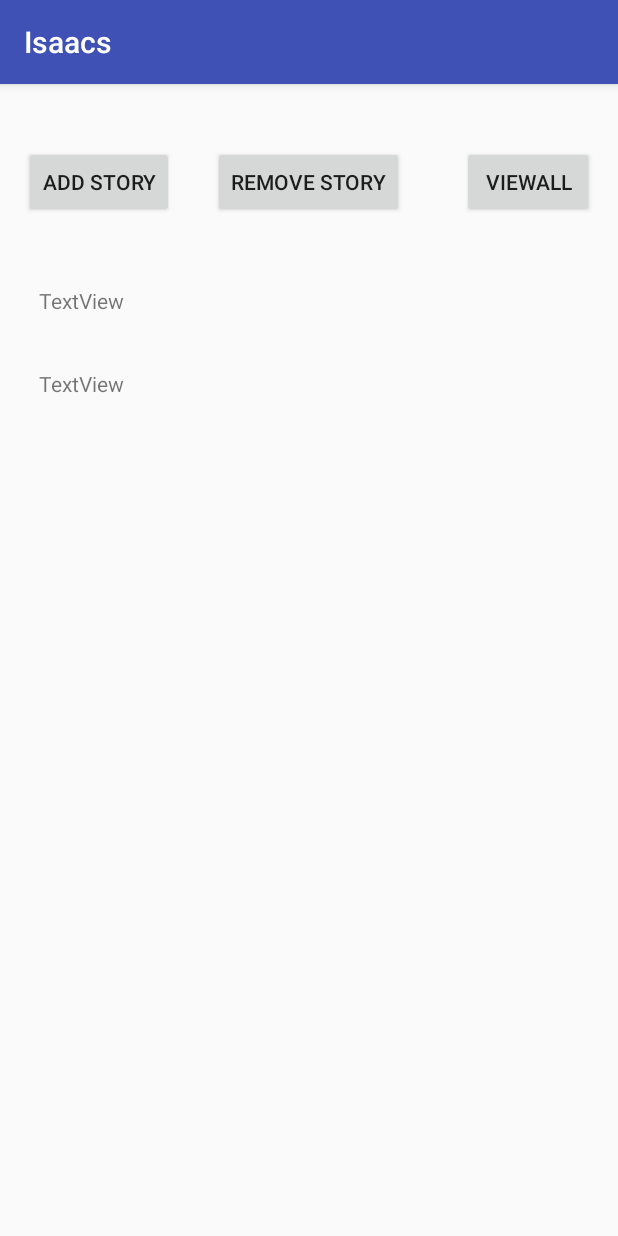
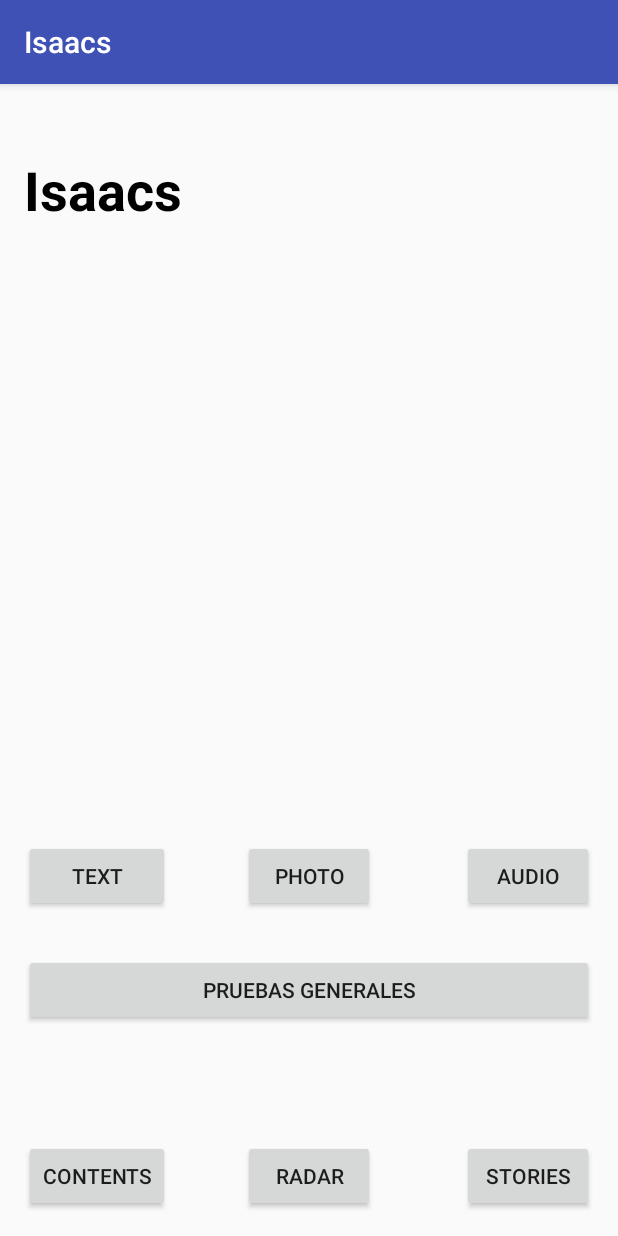
Before and after one commit to Secuencia/app-android, an Android app: the screen it shows after launch (MainActivity before the commit, HomeActivity after it), on a phone screen of 412 x 824 dp. Run offline under Robolectric (Android 15) with nearby library versions, the phone set to English and light mode, and no system bars.

Commit message:
Basic views and interactivity added. Missing full implementation.

```diff
--- /dev/null
+++ b/Isaacs/app/src/main/res/layout/activity_home.xml
@@ -0,0 +1,93 @@
+<?xml version="1.0" encoding="utf-8"?>
+<RelativeLayout xmlns:android="http://schemas.android.com/apk/res/android"
+    xmlns:tools="http://schemas.android.com/tools"
+    android:id="@+id/activity_home"
+    android:layout_width="match_parent"
+    android:layout_height="match_parent"
+    android:paddingBottom="@dimen/activity_vertical_margin"
+    android:paddingLeft="@dimen/activity_horizontal_margin"
+    android:paddingRight="@dimen/activity_horizontal_margin"
+    android:paddingTop="@dimen/activity_vertical_margin"
+    tools:context="moviles.isaacs.com.isaacs.HomeActivity">
+
+    <Button
+        android:text="Pruebas generales"
+        android:layout_width="wrap_content"
+        android:layout_height="wrap_content"
+        android:layout_above="@+id/contents_button"
+        android:layout_marginBottom="76dp"
+        android:id="@+id/test_activity_button"
+        android:layout_alignParentEnd="true"
+        android:layout_alignParentStart="true"
+        android:onClick="goToDBTesting" />
+
+    <Button
+        android:text="Stories"
+        android:layout_width="wrap_content"
+        android:layout_height="wrap_content"
+        android:id="@+id/stories_button"
+        android:layout_alignParentBottom="true"
+        android:layout_alignParentEnd="true"
+        android:onClick="goToStories" />
+
+    <Button
+        android:text="Contents"
+        android:layout_width="wrap_content"
+        android:layout_height="wrap_content"
+        android:id="@+id/contents_button"
+        android:layout_alignParentBottom="true"
+        android:layout_alignParentStart="true"
+        android:onClick="goToContents" />
+
+    <Button
+        android:text="Radar"
+        android:layout_width="wrap_content"
+        android:layout_height="wrap_content"
+        android:id="@+id/radar_button"
+        android:layout_alignParentBottom="true"
+        android:layout_centerHorizontal="true" />
+
+    <Button
+        android:text="Text"
+        android:layout_width="wrap_content"
+        android:layout_height="wrap_content"
+        android:layout_above="@+id/test_activity_button"
+        android:layout_alignParentStart="true"
+        android:layout_marginBottom="28dp"
+        android:id="@+id/text_input_button"
+        android:onClick="goToInput"
+        android:layout_alignEnd="@+id/contents_button" />
+
+    <Button
+        android:text="Photo"
+        android:layout_width="wrap_content"
+        android:layout_height="wrap_content"
+        android:layout_alignBottom="@+id/text_input_button"
+        android:layout_alignStart="@+id/radar_button"
+        android:id="@+id/photo_input_button"
+        android:layout_alignEnd="@+id/radar_button"
+        android:onClick="goToInput" />
+
+    <Button
+        android:text="Audio"
+        android:layout_width="wrap_content"
+        android:layout_height="wrap_content"
+        android:layout_alignTop="@+id/photo_input_button"
+        android:layout_alignStart="@+id/stories_button"
+        android:id="@+id/audio_input_button"
+        android:onClick="goToInput" />
+
+    <TextView
+        android:text="Isaacs"
+        android:layout_width="wrap_content"
+        android:layout_height="wrap_content"
+        android:layout_alignParentTop="true"
+        android:layout_alignParentStart="true"
+        android:layout_marginTop="30dp"
+        android:id="@+id/textView4"
+        android:typeface="normal"
+        android:textSize="36sp"
+        android:textStyle="normal|bold"
+        android:textColor="@android:color/black" />
+
+</RelativeLayout>
--- /dev/null
+++ b/Isaacs/app/src/main/res/values-v21/styles.xml
@@ -0,0 +1,9 @@
+<resources>
+
+    <style name="AppTheme.NoActionBar">
+        <item name="windowActionBar">false</item>
+        <item name="windowNoTitle">true</item>
+        <item name="android:windowDrawsSystemBarBackgrounds">true</item>
+        <item name="android:statusBarColor">@android:color/transparent</item>
+    </style>
+</resources>
--- a/Isaacs/app/src/main/res/values/dimens.xml
+++ b/Isaacs/app/src/main/res/values/dimens.xml
@@ -2,4 +2,5 @@
     <!-- Default screen margins, per the Android Design guidelines. -->
     <dimen name="activity_horizontal_margin">16dp</dimen>
     <dimen name="activity_vertical_margin">16dp</dimen>
+    <dimen name="fab_margin">16dp</dimen>
 </resources>
--- a/Isaacs/app/src/main/res/values/strings.xml
+++ b/Isaacs/app/src/main/res/values/strings.xml
@@ -1,3 +1,4 @@
 <resources>
     <string name="app_name">Isaacs</string>
+    <string name="title_activity_input">InputActivity</string>
 </resources>
--- a/Isaacs/app/src/main/res/values/styles.xml
+++ b/Isaacs/app/src/main/res/values/styles.xml
@@ -8,4 +8,13 @@
         <item name="colorAccent">@color/colorAccent</item>
     </style>
 
+    <style name="AppTheme.NoActionBar">
+        <item name="windowActionBar">false</item>
+        <item name="windowNoTitle">true</item>
+    </style>
+
+    <style name="AppTheme.AppBarOverlay" parent="ThemeOverlay.AppCompat.Dark.ActionBar" />
+
+    <style name="AppTheme.PopupOverlay" parent="ThemeOverlay.AppCompat.Light" />
+
 </resources>
```
Also changed, not shown: Isaacs/app/build.gradle (+4 -3 lines), Isaacs/app/src/main/AndroidManifest.xml (+11 -5 lines), Isaacs/app/src/main/java/moviles/isaacs/com/isaacs/ContentsActivity.java (added, +13 -0 lines), Isaacs/app/src/main/java/moviles/isaacs/com/isaacs/HomeActivity.java (added, +46 -0 lines), Isaacs/app/src/main/java/moviles/isaacs/com/isaacs/InputActivity.java (added, +39 -0 lines), Isaacs/app/src/main/java/moviles/isaacs/com/isaacs/StoriesActivity.java (added, +13 -0 lines), Isaacs/app/src/main/res/layout/activity_contents.xml (added, +13 -0 lines), Isaacs/app/src/main/res/layout/activity_input.xml (added, +34 -0 lines), Isaacs/app/src/main/res/layout/activity_stories.xml (added, +13 -0 lines), Isaacs/app/src/main/res/layout/content_input.xml (added, +16 -0 lines).
